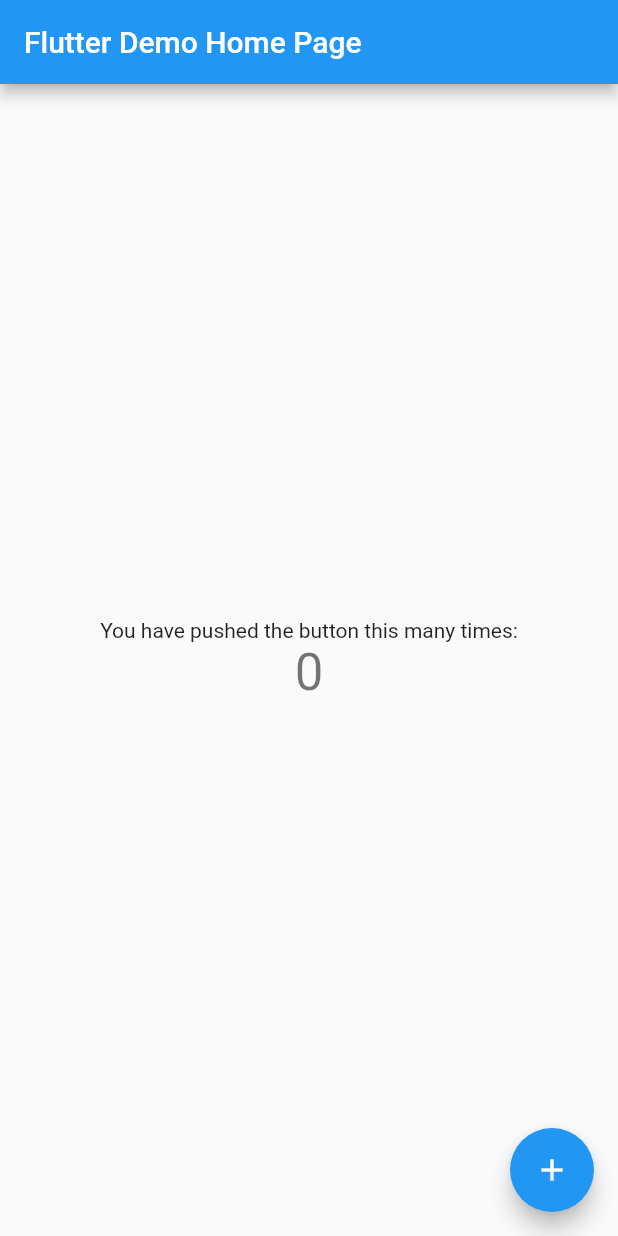
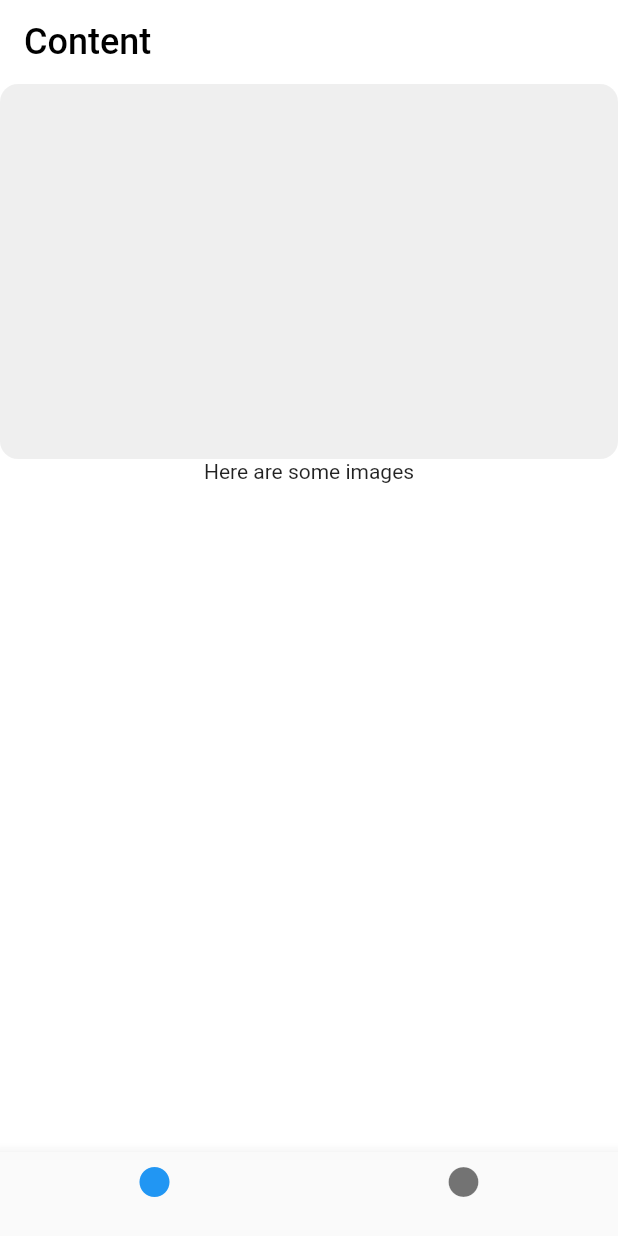
Before and after one commit to kneliba/aeronautics, a Flutter app: the screen it shows after launch, on a phone screen of 412 x 824 dp. Run offline on Flutter 3.47's test engine with Material 2 defaults, Android fonts, the phone set to English and light mode, and no system bars.

Commit message:
Setting up the skeleton

```diff
--- a/aeronautics/lib/main.dart
+++ b/aeronautics/lib/main.dart
@@ -13,34 +13,15 @@
     return MaterialApp(
       title: 'Flutter Demo',
       theme: ThemeData(
-        // This is the theme of your application.
-        //
-        // Try running your application with "flutter run". You'll see the
-        // application has a blue toolbar. Then, without quitting the app, try
-        // changing the primarySwatch below to Colors.green and then invoke
-        // "hot reload" (press "r" in the console where you ran "flutter run",
-        // or simply save your changes to "hot reload" in a Flutter IDE).
-        // Notice that the counter didn't reset back to zero; the application
-        // is not restarted.
         primarySwatch: Colors.blue,
       ),
-      home: const MyHomePage(title: 'Flutter Demo Home Page'),
+      home: const MyHomePage(title: 'Content'),
     );
   }
 }
 
 class MyHomePage extends StatefulWidget {
   const MyHomePage({super.key, required this.title});
-
-  // This widget is the home page of your application. It is stateful, meaning
-  // that it has a State object (defined below) that contains fields that affect
-  // how it looks.
-
-  // This class is the configuration for the state. It holds the values (in this
-  // case the title) provided by the parent (in this case the App widget) and
-  // used by the build method of the State. Fields in a Widget subclass are
-  // always marked "final".
-
   final String title;
 
   @override
@@ -48,68 +29,62 @@
 }
 
 class _MyHomePageState extends State<MyHomePage> {
-  int _counter = 0;
+  int _selectedIndex = 0;
 
-  void _incrementCounter() {
+  void _onItemTapped(int index) {
     setState(() {
-      // This call to setState tells the Flutter framework that something has
-      // changed in this State, which causes it to rerun the build method below
-      // so that the display can reflect the updated values. If we changed
-      // _counter without calling setState(), then the build method would not be
-      // called again, and so nothing would appear to happen.
-      _counter++;
+      _selectedIndex = index;
     });
   }
 
+  static const List<Widget> _widgetOptions = <Widget>[
+    Text(
+      'Index 0: Home',
+    ),
+    Text(
+      'Index 1: Business',
+    ),
+  ];
+
   @override
   Widget build(BuildContext context) {
-    // This method is rerun every time setState is called, for instance as done
-    // by the _incrementCounter method above.
-    //
-    // The Flutter framework has been optimized to make rerunning build methods
-    // fast, so that you can just rebuild anything that needs updating rather
-    // than having to individually change instances of widgets.
     return Scaffold(
       appBar: AppBar(
-        // Here we take the value from the MyHomePage object that was created by
-        // the App.build method, and use it to set our appbar title.
-        title: Text(widget.title),
+        elevation: 0.0,
+        backgroundColor: const Color.fromARGB(255, 255, 255, 255),
+        title: Text(widget.title,
+            style: const TextStyle(
+                color: Color.fromARGB(255, 0, 0, 0), fontSize: 24)),
       ),
+      bottomNavigationBar: BottomNavigationBar(
+        items: const <BottomNavigationBarItem>[
+          BottomNavigationBarItem(icon: Icon(Icons.circle), label: ""),
+          BottomNavigationBarItem(icon: Icon(Icons.circle), label: ""),
+        ],
+        onTap: _onItemTapped,
+        currentIndex: _selectedIndex,
+      ),
+      backgroundColor: const Color.fromARGB(255, 255, 255, 255),
       body: Center(
-        // Center is a layout widget. It takes a single child and positions it
-        // in the middle of the parent.
         child: Column(
-          // Column is also a layout widget. It takes a list of children and
-          // arranges them vertically. By default, it sizes itself to fit its
-          // children horizontally, and tries to be as tall as its parent.
-          //
-          // Invoke "debug painting" (press "p" in the console, choose the
-          // "Toggle Debug Paint" action from the Flutter Inspector in Android
-          // Studio, or the "Toggle Debug Paint" command in Visual Studio Code)
-          // to see the wireframe for each widget.
-          //
-          // Column has various properties to control how it sizes itself and
-          // how it positions its children. Here we use mainAxisAlignment to
-          // center the children vertically; the main axis here is the vertical
-          // axis because Columns are vertical (the cross axis would be
-          // horizontal).
-          mainAxisAlignment: MainAxisAlignment.center,
           children: <Widget>[
+            Container(
+              height: 250,
+              width: double.infinity,
+              decoration: BoxDecoration(
+                  color: const Color.fromARGB(255, 239, 239, 239),
+                  borderRadius: BorderRadius.circular(12)),
+            ),
             const Text(
-              'You have pushed the button this many times:',
+              'Here are some images',
             ),
             Text(
-              '$_counter',
+              '',
               style: Theme.of(context).textTheme.headlineMedium,
             ),
           ],
         ),
       ),
-      floatingActionButton: FloatingActionButton(
-        onPressed: _incrementCounter,
-        tooltip: 'Increment',
-        child: const Icon(Icons.add),
-      ), // This trailing comma makes auto-formatting nicer for build methods.
     );
   }
 }
```
Also changed, not shown: 1 other file.
